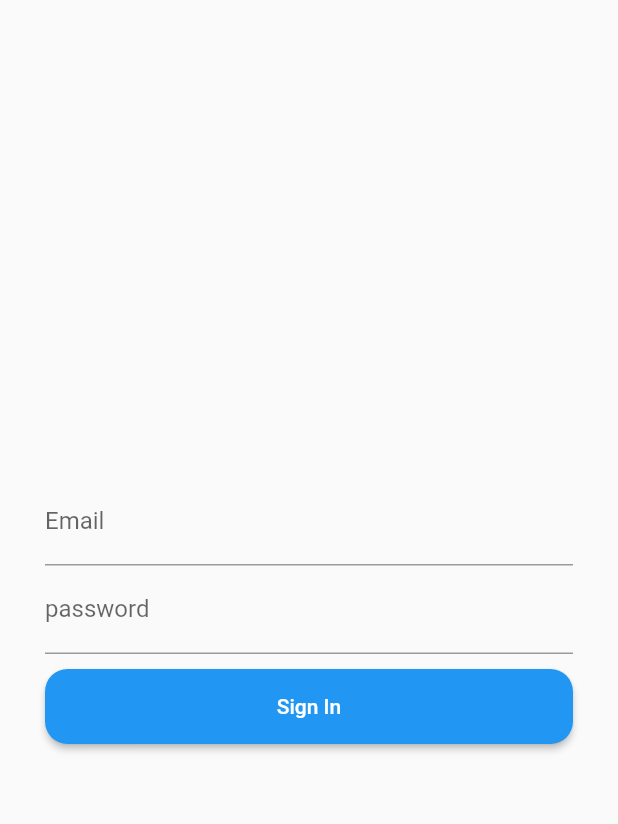
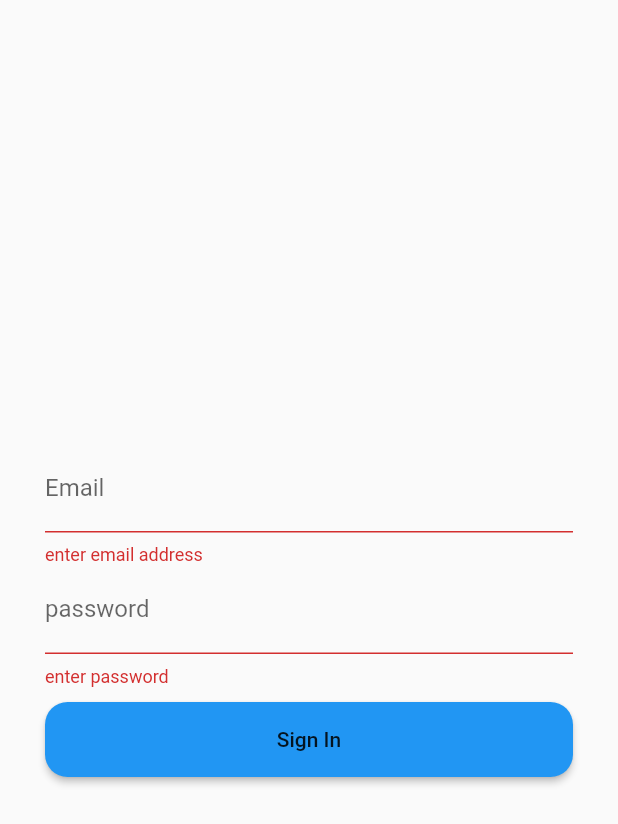
Before and after one commit to perochorichard/TreeTrek, a Flutter app: the SignInScreen screen opened by its route, after a tap on "Sign In", on a phone screen of 412 x 824 dp. Shown: the top 824 px of the screen. Run offline on Flutter 3.47's test engine with Material 2 defaults, Android fonts, the phone set to English and light mode, and no system bars; our stand-ins replace firebase_auth, firebase_core; accounts and stored records are empty.

Commit message:
email signin with validation implemented

```diff
--- a/lib/main.dart
+++ b/lib/main.dart
@@ -1,4 +1,5 @@
 import 'package:TreeTrek/screens/auth_wrapper_screen.dart';
+import 'package:TreeTrek/screens/authentication/authentication_screen.dart';
 import 'package:TreeTrek/screens/authentication/sign_in_screen.dart';
 import 'package:TreeTrek/services/auth_service.dart';
 import 'package:firebase_auth/firebase_auth.dart';
@@ -34,6 +35,7 @@ class MyApp extends StatelessWidget {
         home: AuthWrapperScreen(),
         routes: {
           '/sign-in': (context) => SignInScreen(),
+          '/auth-wrapper': (context) => AuthWrapperScreen(),
         },
       ),
     );
--- a/lib/screens/authentication/sign_in_screen.dart
+++ b/lib/screens/authentication/sign_in_screen.dart
@@ -1,36 +1,85 @@
+import 'package:TreeTrek/services/auth_service.dart';
+import 'package:TreeTrek/services/validator_service.dart';
 import 'package:TreeTrek/widgets/block_button.dart';
 import 'package:flutter/material.dart';
+import 'package:provider/provider.dart';
 
-class SignInScreen extends StatelessWidget {
+class SignInScreen extends StatefulWidget {
+  @override
+  _SignInScreenState createState() => _SignInScreenState();
+}
+
+class _SignInScreenState extends State<SignInScreen> {
+  final GlobalKey<FormState> _formKey = GlobalKey<FormState>();
+
   final TextEditingController emailController = TextEditingController();
+
   final TextEditingController passwordController = TextEditingController();
 
   @override
   Widget build(BuildContext context) {
     return Scaffold(
-      body: Padding(
-        padding: const EdgeInsets.symmetric(horizontal: 30, vertical: 10),
+      body: Form(
+        key: _formKey,
+        child: Padding(
+          padding: EdgeInsets.symmetric(horizontal: 30),
           child: Column(
+            mainAxisAlignment: MainAxisAlignment.center,
             children: [
-            TextField(
+              TextFormField(
                 controller: emailController,
-              decoration: InputDecoration(labelText: 'Email'),
+                decoration: const InputDecoration(labelText: 'Email'),
+                validator: (val) {
+                  if (val.isEmpty) {
+                    return 'enter email address';
+                  }
+                  return null;
+                },
               ),
-            TextField(
+              TextFormField(
                 controller: passwordController,
-              decoration: InputDecoration(labelText: 'password'),
+                decoration: const InputDecoration(labelText: 'password'),
+                validator: (val) {
+                  if (val.isEmpty) {
+                    return 'enter password';
+                  }
+                  return null;
+                },
                 obscureText: true,
               ),
               BlockButton(
-              onPressed: () {},
-              height: 50,
-              title: Text(
-                'Sign In',
-                style: TextStyle(color: Colors.white),
-              ),
+                onPressed: () async {
+                  if (_formKey.currentState.validate()) {
+                    bool signinSuccess = await context
+                        .read<AuthService>()
+                        .signInWithEmailAndPass(
+                            email: emailController.text.trim(),
+                            pass: passwordController.text.trim());
+                    if (signinSuccess) {
+                      Navigator.pop(context);
+                    } else {
+                      showDialog(
+                        context: context,
+                        builder: (_) => AlertDialog(
+                          title: Text('Invalid'),
+                          content: Text(
+                              'the email or password you have entered are invalid.'),
+                          actions: [
+                            FlatButton(
+                              onPressed: () => Navigator.pop(context),
+                              child: Text('ok'),
                             ),
                           ],
-          mainAxisAlignment: MainAxisAlignment.center,
+                        ),
+                      );
+                    }
+                  }
+                },
+                height: 50,
+                title: Text('Sign In'),
+              ),
+            ],
+          ),
         ),
       ),
     );
--- /dev/null
+++ b/lib/services/validator_service.dart
@@ -0,0 +1,14 @@
+class ValidatorService {
+  // HTML5 standard email spec
+  static bool emailValidator(String email) {
+    return RegExp(
+            r"^[a-zA-Z0-9.!#$%&'*+/=?^_`{|}~-]+@[a-zA-Z0-9](?:[a-zA-Z0-9-]{0,253}[a-zA-Z0-9])?(?:\.[a-zA-Z0-9](?:[a-zA-Z0-9-]{0,253}[a-zA-Z0-9])?)*$")
+        .hasMatch(email);
+  }
+
+  // Minimum eight characters, at least one uppercase letter, one lowercase letter and one number
+  static bool passwordValidator(String pass) {
+    return RegExp(r"^(?=.*[a-z])(?=.*[A-Z])(?=.*\d)[a-zA-Z\d]{8,}$")
+        .hasMatch(pass);
+  }
+}
```
Also changed, not shown: lib/screens/authentication/register_user_screen.dart (added, +8 -0 lines), lib/services/auth_service.dart (+12 -1 lines). Lines whose indentation alone changed are shown as unchanged.
